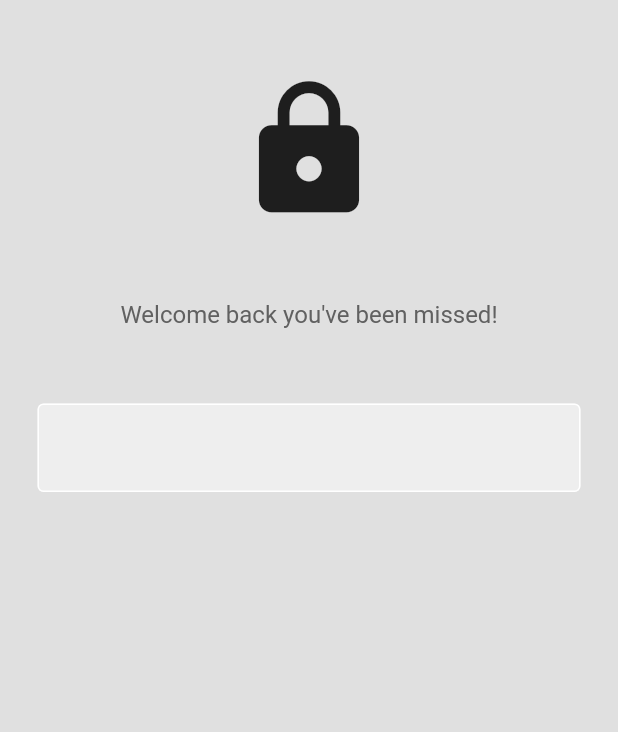
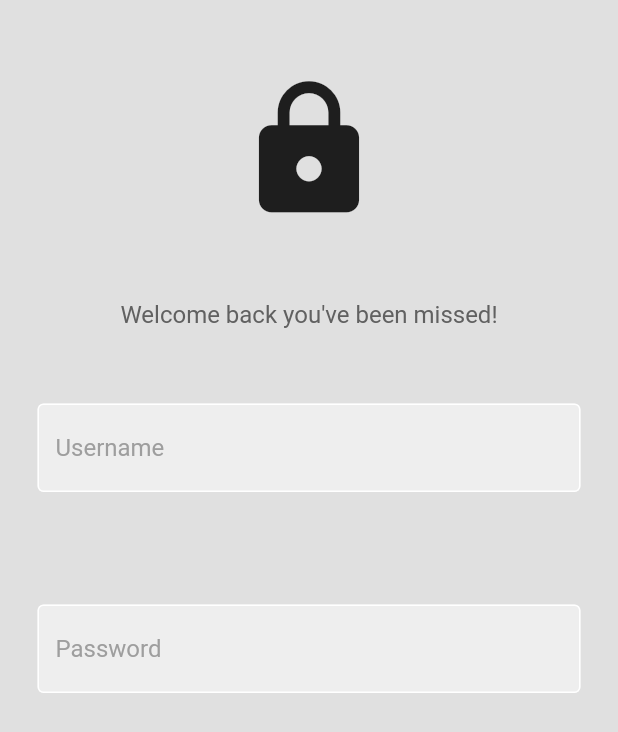
Before and after one commit to i-amritpal/Login_UI, a Flutter app: the LoginPage screen opened directly, on a phone screen of 412 x 824 dp. Shown: the top 732 px of the screen. Run offline on Flutter 3.47's test engine with Material 2 defaults, Android fonts, the phone set to English and light mode, and no system bars.

Commit message:
Adding username and password textfields

```diff
--- /dev/null
+++ b/lib/components/my_textfield.dart
@@ -0,0 +1,37 @@
+import 'package:flutter/material.dart';
+
+class MyTextField extends StatelessWidget {
+  final controller;
+  final String hintText;
+  final bool obscureText;
+
+  const MyTextField({
+    super.key,
+    required this.controller,
+    required this.hintText,
+    required this.obscureText,
+  });
+
+  @override
+  Widget build(BuildContext context) {
+    return Padding(
+      padding: const EdgeInsets.all(25.0),
+      child: TextField(
+        controller: controller,
+        obscureText: obscureText,
+        decoration: InputDecoration(
+          enabledBorder: const OutlineInputBorder(
+            borderSide: BorderSide(color: Colors.white),
+          ),
+          focusedBorder: OutlineInputBorder(
+            borderSide: BorderSide(color: Colors.grey.shade400),
+          ),
+          fillColor: Colors.grey.shade200,
+          filled: true,
+          hintText: hintText,
+          hintStyle: TextStyle(color: Colors.grey[500]),
+        ),
+      ),
+    );
+  }
+}
--- a/lib/main.dart
+++ b/lib/main.dart
@@ -11,9 +11,6 @@ class MyApp extends StatelessWidget {
   // This widget is the root of your application.
   @override
   Widget build(BuildContext context) {
-    return const MaterialApp(
-      debugShowCheckedModeBanner: false,
-      home: LoginPage()
-    );
+    return MaterialApp(debugShowCheckedModeBanner: false, home: LoginPage());
   }
 }
--- a/lib/pages/login_page.dart
+++ b/lib/pages/login_page.dart
@@ -1,7 +1,12 @@
 import 'package:flutter/material.dart';
+import 'package:login_ui/components/my_textfield.dart';
 
 class LoginPage extends StatelessWidget {
-  const LoginPage({Key? key}) : super(key: key);
+  LoginPage({Key? key}) : super(key: key);
+
+  //text editing controllers
+  final usernameController = TextEditingController();
+  final passwordController = TextEditingController();
 
   @override
   Widget build(BuildContext context) {
@@ -11,48 +16,50 @@ class LoginPage extends StatelessWidget {
         child: Center(
           child: Column(
             children: [
-              const SizedBox(height: 50,),
+              const SizedBox(
+                height: 50,
+              ),
 
               //logo
-              const Icon(Icons.lock,
-              size: 100,
+              const Icon(
+                Icons.lock,
+                size: 100,
               ),
 
               const SizedBox(height: 50),
 
               //welcome back, you've been missed
               Text(
-                  'Welcome back you\'ve been missed!',
-                style: TextStyle(color: Colors.grey[700],
-                fontSize: 16,
+                'Welcome back you\'ve been missed!',
+                style: TextStyle(
+                  color: Colors.grey[700],
+                  fontSize: 16,
                 ),
               ),
 
               const SizedBox(height: 25),
 
-              //usernamd textfield
-              Padding(
-                padding: const EdgeInsets.all(25.0),
-                child: TextField(
-                  decoration: InputDecoration(
-                    enabledBorder: const OutlineInputBorder(
-                      borderSide: BorderSide(color: Colors.white),
-                    ),
-                    focusedBorder: OutlineInputBorder(
-                      borderSide: BorderSide(color: Colors.grey.shade400),
-                  ),
-                    fillColor: Colors.grey.shade200,
-                      filled: true,
-                    ),
-                  ),
+              //username textfield
+              MyTextField(
+                controller: usernameController,
+                hintText: 'Username',
+                obscureText: true,
               ),
 
+              const SizedBox(height: 25),
+
+              // password textfield
+              MyTextField(
+                controller: passwordController,
+                hintText: 'Password',
+                obscureText: true,
+              ),
 
               //forgot password
 
               //sign up button
 
-              //or continuje with
+              //or continue with
 
               // google apple sign in button
 
```
